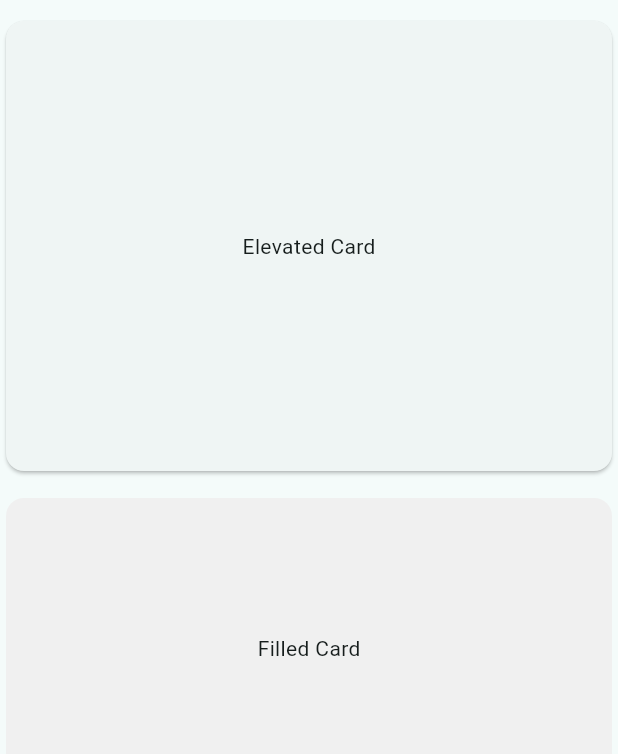
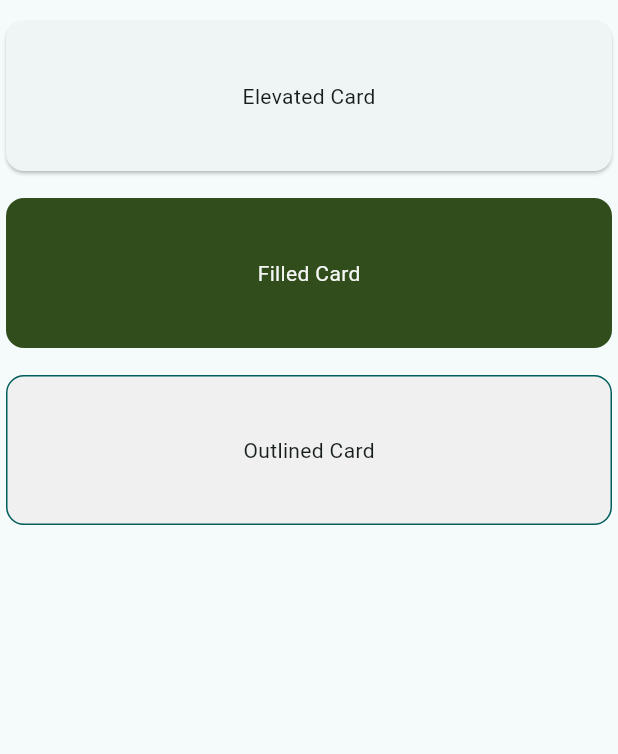
Before and after one commit to anathkalla/widget_catalog_flutter, a Flutter app: the ContainmentWidgets screen opened by its route, on a phone screen of 412 x 824 dp, the part 90-844 px from its top. Run offline on Flutter 3.47's test engine with Material 2 defaults, Android fonts, the phone set to English and light mode, and no system bars; our stand-ins replace go_router; Roboto replaces fonts that are missing (Kanit).

Commit message:
Update Card sizes

```diff
--- a/lib/screens/containment_screen.dart
+++ b/lib/screens/containment_screen.dart
@@ -1,4 +1,5 @@
 import 'package:flutter/material.dart';
+import '../widgets/Containment/Cards/outlined_card.dart';
 import '../widgets/Sizing/sized_box.dart';
 import '../widgets/Containment/AppBar/app_bar.dart';
 import '../global/global.dart';
@@ -13,7 +14,10 @@ class ContainmentWidgets extends StatelessWidget {
     const double sizedBoxHeight = 10;
     return Scaffold(
       appBar: const CsAppBar(title: Stringof.appTitle),
-      body: ListView(
+      body: Center(
+        child: SizedBox(
+          width: 600,
+          child: ListView(
             children: const [
               CsSizedBox(
                 height: sizedBoxHeight,
@@ -26,7 +30,10 @@ class ContainmentWidgets extends StatelessWidget {
               CsSizedBox(
                 height: sizedBoxHeight,
               ),
+              CsOutlinedCard()
             ],
+          ),
+        ),
       ),
     );
   }
--- a/lib/widgets/Containment/Cards/elevated_card.dart
+++ b/lib/widgets/Containment/Cards/elevated_card.dart
@@ -7,8 +7,8 @@ class CsElevatedCard extends StatelessWidget {
 
   const CsElevatedCard({
     super.key,
-    this.cardHeight = 300,
-    this.cardWidth = 100,
+    this.cardHeight = 100,
+    this.cardWidth = 300,
     this.childWidget = const Center(child: Text('Elevated Card')),
   });
 
--- a/lib/widgets/Containment/Cards/filled_card.dart
+++ b/lib/widgets/Containment/Cards/filled_card.dart
@@ -11,9 +11,13 @@ class CsFilledCard extends StatelessWidget {
   const CsFilledCard(
       {super.key,
       this.cardElevation = 0,
-      this.cardColor = Colorof.secondaryLightColor,
-      this.cardChild = const Center(child: Text('Filled Card')),
-      this.cardHeight = 200,
+      this.cardColor = Colorof.secondaryColor,
+      this.cardChild = const Center(
+          child: Text(
+        'Filled Card',
+        style: TextStyle(color: Colorof.textLight),
+      )),
+      this.cardHeight = 100,
       this.cardWidth = 300});
 
   @override
--- a/lib/widgets/Containment/Cards/outlined_card.dart
+++ b/lib/widgets/Containment/Cards/outlined_card.dart
@@ -1,7 +1,7 @@
 import 'package:flutter/material.dart';
 import '../../../global/global.dart';
 
-class CsFilledCard extends StatelessWidget {
+class CsOutlinedCard extends StatelessWidget {
   final double cardHeight;
   final double cardWidth;
   final double cardElevation;
@@ -10,7 +10,7 @@ class CsFilledCard extends StatelessWidget {
   final Widget cardChild;
   final double cardBorderRadius;
 
-  const CsFilledCard(
+  const CsOutlinedCard(
       {super.key,
       this.cardElevation = 0,
       this.cardColor = Colorof.secondaryLightColor,
```
Lines whose indentation alone changed are shown as unchanged.
